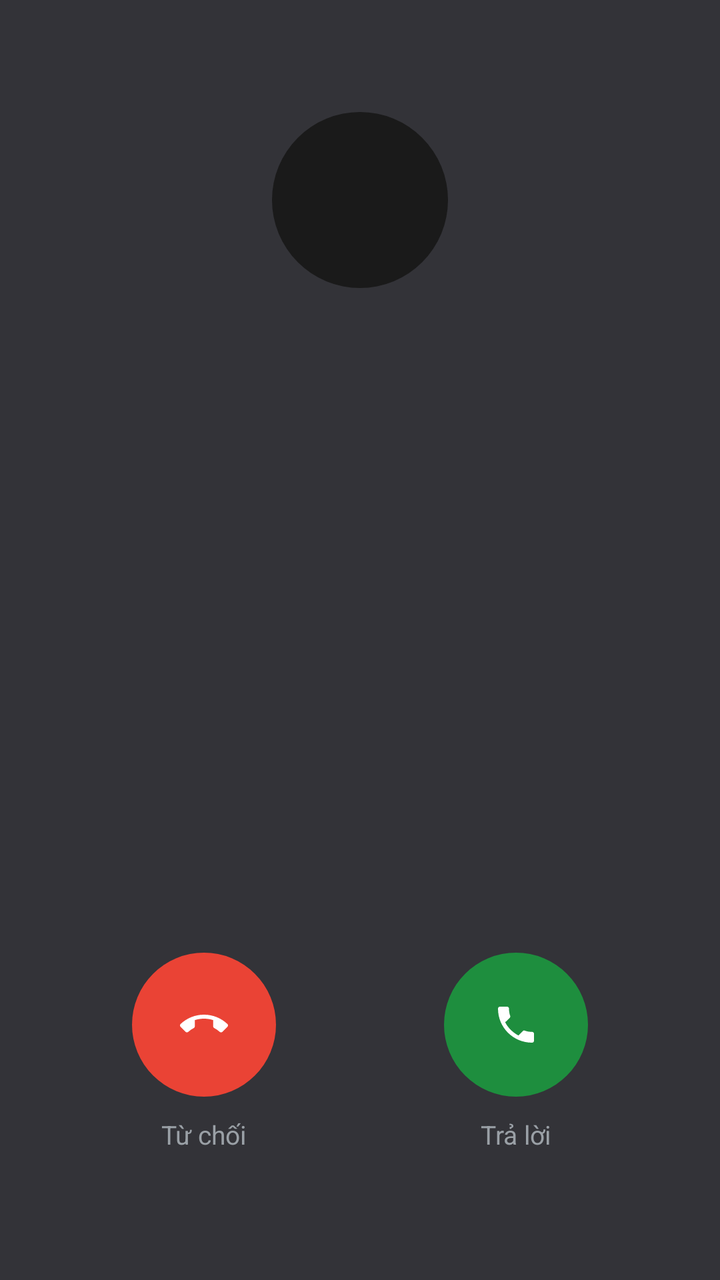
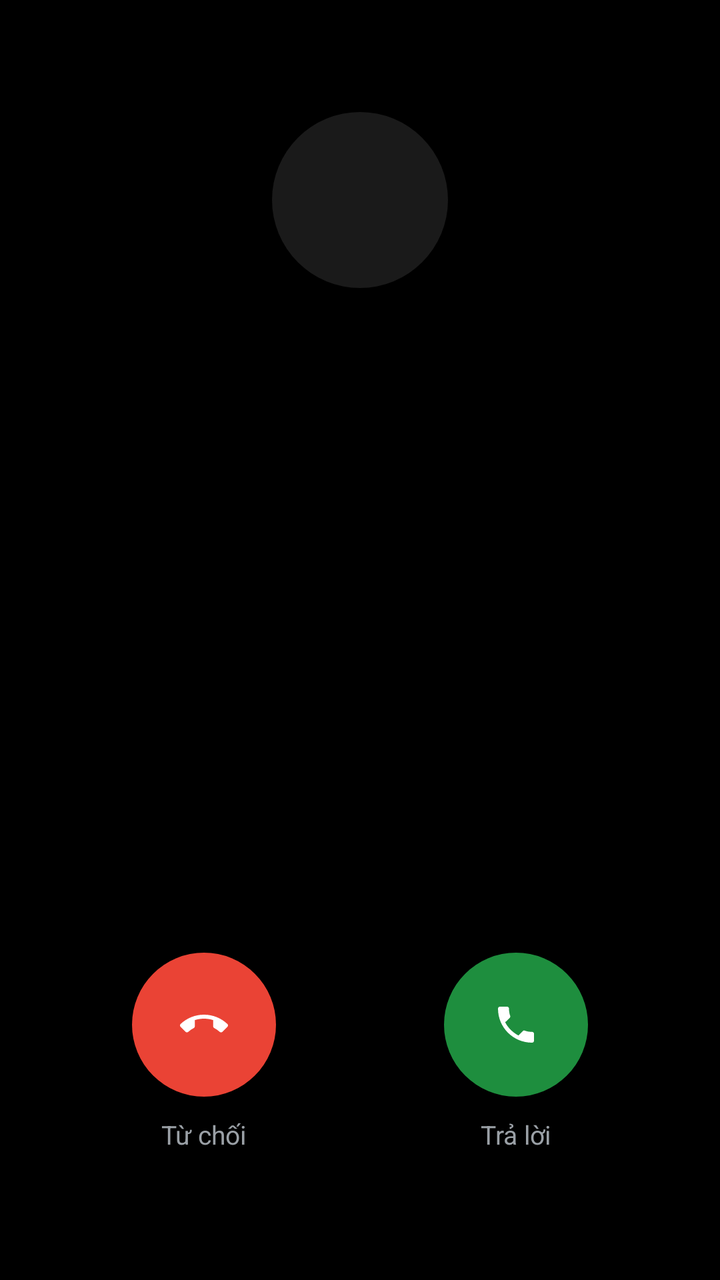

Compare the two renders of this Android layout. The source of the first and the diff that turns it into the second are given below.
<!-- AndroidManifest.xml: activity theme Theme.SimpleCall.InCall -->
<!-- res/layout/activity_in_call.xml -->
<?xml version="1.0" encoding="utf-8"?>
<androidx.constraintlayout.widget.ConstraintLayout
    xmlns:android="http://schemas.android.com/apk/res/android"
    xmlns:app="http://schemas.android.com/apk/res-auto"
    android:layout_width="match_parent"
    android:layout_height="match_parent"
    android:background="#333338">


    
    <View android:id="@+id/avatarView"
        android:layout_width="88dp" android:layout_height="88dp"
        android:layout_marginTop="56dp"
        android:background="@drawable/bg_avatar"
        app:layout_constraintTop_toTopOf="parent"
        app:layout_constraintStart_toStartOf="parent"
        app:layout_constraintEnd_toEndOf="parent"/>

    <ImageView android:id="@+id/ivContactPhoto"
        android:layout_width="88dp" android:layout_height="88dp"
        android:layout_marginTop="56dp"
        android:scaleType="centerCrop"
        android:background="@drawable/bg_avatar"
        android:clipToOutline="true"
        android:visibility="gone"
        android:contentDescription="@string/contact_photo"
        app:layout_constraintTop_toTopOf="parent"
        app:layout_constraintStart_toStartOf="parent"
        app:layout_constraintEnd_toEndOf="parent"/>

    <TextView android:id="@+id/tvAvatarLetter"
        android:layout_width="88dp" android:layout_height="88dp"
        android:layout_marginTop="56dp"
        android:gravity="center"
        android:textSize="36sp" android:textStyle="bold"
        android:fontFamily="sans-serif-medium"
        app:layout_constraintTop_toTopOf="parent"
        app:layout_constraintStart_toStartOf="parent"
        app:layout_constraintEnd_toEndOf="parent"/>

    <TextView android:id="@+id/tvCallerName"
        android:layout_width="0dp" android:layout_height="wrap_content"
        android:layout_marginTop="16dp"
        android:layout_marginStart="40dp" android:layout_marginEnd="40dp"
        android:gravity="center"
        android:textColor="@color/text_on_dark" android:textSize="28sp"
        android:fontFamily="sans-serif" android:singleLine="true"
        app:layout_constraintTop_toBottomOf="@id/avatarView"
        app:layout_constraintStart_toStartOf="parent"
        app:layout_constraintEnd_toEndOf="parent"/>

    
    <TextView android:id="@+id/tvCallerNumber"
        android:layout_width="0dp" android:layout_height="wrap_content"
        android:layout_marginTop="0dp"
        android:gravity="center"
        android:textColor="#9AA0A6" android:textSize="14sp"
        android:fontFamily="sans-serif"
        android:visibility="gone"
        app:layout_constraintTop_toBottomOf="@id/tvCallerName"
        app:layout_constraintStart_toStartOf="parent"
        app:layout_constraintEnd_toEndOf="parent"/>


    
    <FrameLayout android:id="@+id/llSimLine"
        android:layout_width="26dp" android:layout_height="26dp"
        android:layout_marginTop="6dp"
        android:visibility="gone"
        app:layout_constraintTop_toBottomOf="@id/tvCallerNumber"
        app:layout_constraintStart_toStartOf="parent"
        app:layout_constraintEnd_toEndOf="parent">

        <ImageView
            android:layout_width="26dp" android:layout_height="26dp"
            android:src="@drawable/ic_sim_card"
            android:tint="#9AA0A6" />

        <TextView android:id="@+id/tvSimBadge"
            android:layout_width="wrap_content" android:layout_height="wrap_content"
            android:layout_gravity="center"
            android:text="2"
            android:textSize="10sp"
            android:textStyle="bold"
            android:textColor="#FFFFFF"
            android:fontFamily="sans-serif-medium" />
    </FrameLayout>

    
    <LinearLayout android:id="@+id/llStatusLine"
        android:layout_width="wrap_content" android:layout_height="wrap_content"
        android:orientation="horizontal" android:gravity="center_vertical"
        android:layout_marginTop="6dp"
        app:layout_constraintTop_toBottomOf="@id/llSimLine"
        app:layout_constraintStart_toStartOf="parent"
        app:layout_constraintEnd_toEndOf="parent">

        <TextView android:id="@+id/tvHdBadge"
            android:layout_width="wrap_content" android:layout_height="18dp"
            android:paddingStart="4dp" android:paddingEnd="4dp"
            android:gravity="center" android:text="HD"
            android:textSize="10sp" android:textColor="#9AA0A6"
            android:background="@drawable/bg_sim_badge"
            android:layout_marginEnd="6dp"
            android:visibility="gone" />

        <TextView android:id="@+id/tvCallStatus"
            android:layout_width="wrap_content" android:layout_height="wrap_content"
            android:textColor="#9AA0A6" android:textSize="14sp"
            android:fontFamily="sans-serif" />
    </LinearLayout>

    
    <LinearLayout android:id="@+id/incomingControls"
        android:layout_width="0dp" android:layout_height="wrap_content"
        android:orientation="horizontal" android:gravity="center"
        android:layout_marginStart="24dp" android:layout_marginEnd="24dp"
        android:layout_marginBottom="64dp"
        app:layout_constraintBottom_toBottomOf="parent"
        app:layout_constraintStart_toStartOf="parent"
        app:layout_constraintEnd_toEndOf="parent">

        <LinearLayout android:layout_width="0dp" android:layout_height="wrap_content"
            android:layout_weight="1" android:orientation="vertical" android:gravity="center">
            <ImageButton android:id="@+id/btnDecline"
                android:layout_width="72dp" android:layout_height="72dp"
                android:background="@drawable/bg_decline_circle"
                android:src="@drawable/ic_call_end"
                android:contentDescription="@string/decline"/>
            <TextView android:layout_width="wrap_content" android:layout_height="wrap_content"
                android:text="Từ chối" android:textColor="#9AA0A6" android:textSize="13sp"
                android:layout_marginTop="10dp" android:fontFamily="sans-serif"/>
        </LinearLayout>

        <LinearLayout android:layout_width="0dp" android:layout_height="wrap_content"
            android:layout_weight="1" android:orientation="vertical" android:gravity="center">
            <ImageButton android:id="@+id/btnAnswer"
                android:layout_width="72dp" android:layout_height="72dp"
                android:background="@drawable/bg_call_circle"
                android:src="@drawable/ic_call"
                android:contentDescription="@string/answer"/>
            <TextView android:layout_width="wrap_content" android:layout_height="wrap_content"
                android:text="Trả lời" android:textColor="#9AA0A6" android:textSize="13sp"
                android:layout_marginTop="10dp" android:fontFamily="sans-serif"/>
        </LinearLayout>
    </LinearLayout>

    
    <LinearLayout android:id="@+id/activeControls"
        android:layout_width="0dp" android:layout_height="wrap_content"
        android:orientation="vertical" android:visibility="gone"
        android:layout_marginStart="16dp" android:layout_marginEnd="16dp"
        android:layout_marginBottom="40dp"
        app:layout_constraintBottom_toBottomOf="parent"
        app:layout_constraintStart_toStartOf="parent"
        app:layout_constraintEnd_toEndOf="parent">

        
        <LinearLayout android:layout_width="match_parent" android:layout_height="wrap_content"
            android:orientation="horizontal" android:gravity="center"
            android:layout_marginBottom="20dp">

            <LinearLayout android:layout_width="0dp" android:layout_height="wrap_content"
                android:layout_weight="1" android:orientation="vertical" android:gravity="center">
                <ImageButton android:id="@+id/btnRecord"
                    android:layout_width="56dp" android:layout_height="56dp"
                    android:background="@drawable/bg_action_circle"
                    android:src="@drawable/ic_record_dot"
                    android:contentDescription="@string/start_recording"/>
                <TextView android:id="@+id/tvRecordLabel"
                    android:layout_width="wrap_content" android:layout_height="wrap_content"
                    android:text="@string/start_recording" android:textColor="#9AA0A6" android:textSize="12sp"
                    android:layout_marginTop="6dp" android:fontFamily="sans-serif"/>
            </LinearLayout>

            <LinearLayout android:layout_width="0dp" android:layout_height="wrap_content"
                android:layout_weight="1" android:orientation="vertical" android:gravity="center">
                <ImageButton android:id="@+id/btnMute"
                    android:layout_width="56dp" android:layout_height="56dp"
                    android:background="@drawable/bg_action_circle"
                    android:src="@drawable/ic_mic_off"
                    android:contentDescription="Im lặng"/>
                <TextView android:id="@+id/tvMuteLabel"
                    android:layout_width="wrap_content" android:layout_height="wrap_content"
                    android:text="Im lặng" android:textColor="#9AA0A6" android:textSize="12sp"
                    android:layout_marginTop="6dp" android:fontFamily="sans-serif"/>
            </LinearLayout>

            <LinearLayout android:layout_width="0dp" android:layout_height="wrap_content"
                android:layout_weight="1" android:orientation="vertical" android:gravity="center">
                <ImageButton android:id="@+id/btnHold"
                    android:layout_width="56dp" android:layout_height="56dp"
                    android:background="@drawable/bg_action_circle"
                    android:src="@drawable/ic_call_hold"
                    android:contentDescription="@string/hold_call"/>
                <TextView android:id="@+id/tvHoldLabel"
                    android:layout_width="wrap_content" android:layout_height="wrap_content"
                    android:text="@string/hold_call" android:textColor="#9AA0A6" android:textSize="12sp"
                    android:layout_marginTop="6dp" android:fontFamily="sans-serif"/>
            </LinearLayout>
        </LinearLayout>

        
        <LinearLayout android:layout_width="match_parent" android:layout_height="wrap_content"
            android:orientation="horizontal" android:gravity="center"
            android:layout_marginBottom="24dp">

            <LinearLayout android:layout_width="0dp" android:layout_height="wrap_content"
                android:layout_weight="1" android:orientation="vertical" android:gravity="center">
                <ImageButton android:id="@+id/btnClarity"
                    android:layout_width="56dp" android:layout_height="56dp"
                    android:background="@drawable/bg_action_circle"
                    android:src="@drawable/ic_call_clarity"
                    android:contentDescription="@string/call_clarity"/>
                <TextView android:id="@+id/tvClarityLabel"
                    android:layout_width="wrap_content" android:layout_height="wrap_content"
                    android:text="@string/call_clarity" android:textColor="#9AA0A6" android:textSize="12sp"
                    android:layout_marginTop="6dp" android:fontFamily="sans-serif"/>
            </LinearLayout>

            <LinearLayout android:layout_width="0dp" android:layout_height="wrap_content"
                android:layout_weight="1" android:orientation="vertical" android:gravity="center">
                <ImageButton android:id="@+id/btnAddCall"
                    android:layout_width="56dp" android:layout_height="56dp"
                    android:background="@drawable/bg_action_circle"
                    android:src="@drawable/ic_add"
                    android:contentDescription="@string/add_call"/>
                <TextView android:layout_width="wrap_content" android:layout_height="wrap_content"
                    android:text="@string/add_call" android:textColor="#9AA0A6" android:textSize="12sp"
                    android:layout_marginTop="6dp" android:fontFamily="sans-serif"/>
            </LinearLayout>

            <LinearLayout android:layout_width="0dp" android:layout_height="wrap_content"
                android:layout_weight="1" android:orientation="vertical" android:gravity="center">
                <ImageButton android:id="@+id/btnMore"
                    android:layout_width="56dp" android:layout_height="56dp"
                    android:background="@drawable/bg_action_circle"
                    android:src="@drawable/ic_expand_more"
                    android:contentDescription="@string/more_options"/>
                <TextView android:layout_width="wrap_content" android:layout_height="wrap_content"
                    android:text="@string/more_options" android:textColor="#9AA0A6" android:textSize="12sp"
                    android:layout_marginTop="6dp" android:fontFamily="sans-serif"/>
            </LinearLayout>
        </LinearLayout>

        
        <GridLayout android:id="@+id/dtmfPanel"
            android:layout_width="match_parent" android:layout_height="wrap_content"
            android:columnCount="3" android:rowCount="4"
            android:visibility="gone"
            android:layout_marginBottom="16dp">

            <androidx.appcompat.widget.AppCompatButton style="@style/KeyBtn" android:text="1" android:tag="1" android:textColor="@color/text_on_dark"/>
            <androidx.appcompat.widget.AppCompatButton style="@style/KeyBtn" android:text="2" android:tag="2" android:textColor="@color/text_on_dark"/>
            <androidx.appcompat.widget.AppCompatButton style="@style/KeyBtn" android:text="3" android:tag="3" android:textColor="@color/text_on_dark"/>
            <androidx.appcompat.widget.AppCompatButton style="@style/KeyBtn" android:text="4" android:tag="4" android:textColor="@color/text_on_dark"/>
            <androidx.appcompat.widget.AppCompatButton style="@style/KeyBtn" android:text="5" android:tag="5" android:textColor="@color/text_on_dark"/>
            <androidx.appcompat.widget.AppCompatButton style="@style/KeyBtn" android:text="6" android:tag="6" android:textColor="@color/text_on_dark"/>
            <androidx.appcompat.widget.AppCompatButton style="@style/KeyBtn" android:text="7" android:tag="7" android:textColor="@color/text_on_dark"/>
            <androidx.appcompat.widget.AppCompatButton style="@style/KeyBtn" android:text="8" android:tag="8" android:textColor="@color/text_on_dark"/>
            <androidx.appcompat.widget.AppCompatButton style="@style/KeyBtn" android:text="9" android:tag="9" android:textColor="@color/text_on_dark"/>
            <androidx.appcompat.widget.AppCompatButton style="@style/KeyBtn" android:text="*" android:tag="*" android:textColor="@color/text_on_dark"/>
            <androidx.appcompat.widget.AppCompatButton style="@style/KeyBtn" android:text="0" android:tag="0" android:textColor="@color/text_on_dark"/>
            <androidx.appcompat.widget.AppCompatButton style="@style/KeyBtn" android:text="#" android:tag="#" android:textColor="@color/text_on_dark"/>
        </GridLayout>

        
        <LinearLayout android:layout_width="match_parent" android:layout_height="wrap_content"
            android:orientation="horizontal" android:gravity="center">

            <LinearLayout android:layout_width="0dp" android:layout_height="wrap_content"
                android:layout_weight="1" android:orientation="vertical" android:gravity="center">
                <ImageButton android:id="@+id/btnSpeaker"
                    android:layout_width="56dp" android:layout_height="56dp"
                    android:background="@drawable/bg_action_circle"
                    android:src="@drawable/ic_volume_up"
                    android:contentDescription="@string/speaker"/>
                <TextView android:id="@+id/tvSpeakerLabel"
                    android:layout_width="wrap_content" android:layout_height="wrap_content"
                    android:text="Loa ngoài" android:textColor="#9AA0A6" android:textSize="12sp"
                    android:layout_marginTop="6dp" android:fontFamily="sans-serif"
                    android:visibility="gone"/>
            </LinearLayout>

            <LinearLayout android:layout_width="0dp" android:layout_height="wrap_content"
                android:layout_weight="1" android:orientation="vertical" android:gravity="center">
                <ImageButton android:id="@+id/btnEndCall"
                    android:layout_width="72dp" android:layout_height="72dp"
                    android:background="@drawable/bg_decline_circle"
                    android:src="@drawable/ic_call_end"
                    android:contentDescription="@string/end_call"/>
                <TextView android:layout_width="wrap_content" android:layout_height="wrap_content"
                    android:text="Kết thúc" android:textColor="#9AA0A6" android:textSize="13sp"
                    android:layout_marginTop="10dp" android:fontFamily="sans-serif"
                    android:visibility="gone"/>
            </LinearLayout>

            <LinearLayout android:layout_width="0dp" android:layout_height="wrap_content"
                android:layout_weight="1" android:orientation="vertical" android:gravity="center">
                <ImageButton android:id="@+id/btnDtmf"
                    android:layout_width="56dp" android:layout_height="56dp"
                    android:background="@drawable/bg_action_circle"
                    android:src="@drawable/ic_dialpad"
                    android:contentDescription="Bàn phím"/>
                <TextView android:layout_width="wrap_content" android:layout_height="wrap_content"
                    android:text="Bàn phím" android:textColor="#9AA0A6" android:textSize="12sp"
                    android:layout_marginTop="6dp" android:fontFamily="sans-serif"
                    android:visibility="gone"/>
            </LinearLayout>
        </LinearLayout>
    </LinearLayout>

</androidx.constraintlayout.widget.ConstraintLayout>
<!-- resources referenced by this layout -->
<resources>
  <color name="text_on_dark">#E8EAED</color>
  <!-- drawable bg_action_circle (drawable) -->
  <?xml version="1.0" encoding="utf-8"?>
  <ripple xmlns:android="http://schemas.android.com/apk/res/android"
      android:color="#44FFFFFF">
      <item>
          <shape android:shape="oval">
              <solid android:color="@color/btn_action_bg" />
          </shape>
      </item>
  </ripple>
  <!-- drawable bg_avatar (drawable) -->
  <?xml version="1.0" encoding="utf-8"?>
  <shape xmlns:android="http://schemas.android.com/apk/res/android"
      android:shape="oval">
      <solid android:color="@color/avatar_bg" />
  </shape>
  <!-- drawable bg_call_circle (drawable) -->
  <?xml version="1.0" encoding="utf-8"?>
  <ripple xmlns:android="http://schemas.android.com/apk/res/android"
      android:color="#331E8E3E">
      <item>
          <shape android:shape="oval">
              <solid android:color="@color/btn_call" />
          </shape>
      </item>
  </ripple>
  <!-- drawable bg_decline_circle (drawable) -->
  <?xml version="1.0" encoding="utf-8"?>
  <ripple xmlns:android="http://schemas.android.com/apk/res/android"
      android:color="#33EA4335">
      <item>
          <shape android:shape="oval">
              <solid android:color="@color/btn_decline" />
          </shape>
      </item>
  </ripple>
  <!-- drawable bg_sim_badge (drawable) -->
  <?xml version="1.0" encoding="utf-8"?>
  <shape xmlns:android="http://schemas.android.com/apk/res/android"
      android:shape="rectangle">
      <stroke android:width="1.2dp" android:color="@color/call_log_muted" />
      <corners android:radius="2dp" />
      <solid android:color="@android:color/transparent" />
  </shape>
  <!-- drawable ic_expand_more (drawable) -->
  <?xml version="1.0" encoding="utf-8"?>
  <vector xmlns:android="http://schemas.android.com/apk/res/android"
      android:width="24dp" android:height="24dp"
      android:viewportWidth="24" android:viewportHeight="24">
      <path android:fillColor="@color/text_on_dark"
          android:pathData="M16.59,8.59L12,13.17 7.41,8.59 6,10l6,6 6,-6z"/>
  </vector>
  <!-- drawable ic_record_dot (drawable) -->
  <?xml version="1.0" encoding="utf-8"?>
  <vector xmlns:android="http://schemas.android.com/apk/res/android"
      android:width="24dp" android:height="24dp"
      android:viewportWidth="24" android:viewportHeight="24">
      <path android:fillColor="#FFEA4335"
          android:pathData="M12,3 A9,9 0 1,0 12,21 A9,9 0 1,0 12,3 Z"/>
  </vector>
  <string name="add_call">Thêm cuộc gọi</string>
  <string name="answer">Trả lời</string>
  <string name="call_clarity">Gọi rõ ràng</string>
  <string name="contact_photo">Ảnh liên hệ</string>
  <string name="decline">Từ chối</string>
  <string name="end_call">Kết thúc</string>
  <string name="hold_call">Giữ</string>
  <string name="more_options">Thêm</string>
  <string name="speaker">Loa ngoài</string>
  <string name="start_recording">Bắt đầu ghi âm</string>
  <style name="Theme.SimpleCall.InCall" parent="Theme.MaterialComponents.NoActionBar">
          <item name="android:windowBackground">@color/incall_bg</item>
          <item name="android:statusBarColor">@color/incall_bg</item>
          <item name="android:navigationBarColor">@color/incall_bg</item>
          <item name="android:windowLightStatusBar" tools:targetApi="23">false</item>
      </style>
  <color name="btn_action_bg">#1E1E1E</color>
  <color name="avatar_bg">#1A1A1A</color>
  <color name="btn_call">#1E8E3E</color>
  <color name="btn_decline">#EA4335</color>
  <color name="call_log_muted">#6E7176</color>
  <color name="text_secondary">#9AA0A6</color>
  <color name="text_primary">#E8EAED</color>
  <!-- drawable bg_key (drawable) -->
  <?xml version="1.0" encoding="utf-8"?>
  <ripple xmlns:android="http://schemas.android.com/apk/res/android"
      android:color="@color/key_ripple">
      <item>
          <shape android:shape="oval">
              <solid android:color="@android:color/transparent" />
          </shape>
      </item>
  </ripple>
  <color name="incall_bg">#000000</color>
  <color name="key_ripple">#22FFFFFF</color>
  <!-- unchanged entries left out for length: 10 -->
</resources>

<!-- the commit's change to res/layout/activity_in_call.xml (unified diff, before → after) -->
@@ -4,7 +4,7 @@
     xmlns:app="http://schemas.android.com/apk/res-auto"
     android:layout_width="match_parent"
     android:layout_height="match_parent"
-    android:background="#333338">
+    android:background="@color/incall_bg">
 
 
     
@@ -12,6 +12,8 @@
         android:layout_width="88dp" android:layout_height="88dp"
         android:layout_marginTop="56dp"
         android:background="@drawable/bg_avatar"
+        android:elevation="0dp"
+        android:outlineProvider="none"
         app:layout_constraintTop_toTopOf="parent"
         app:layout_constraintStart_toStartOf="parent"
         app:layout_constraintEnd_toEndOf="parent"/>
